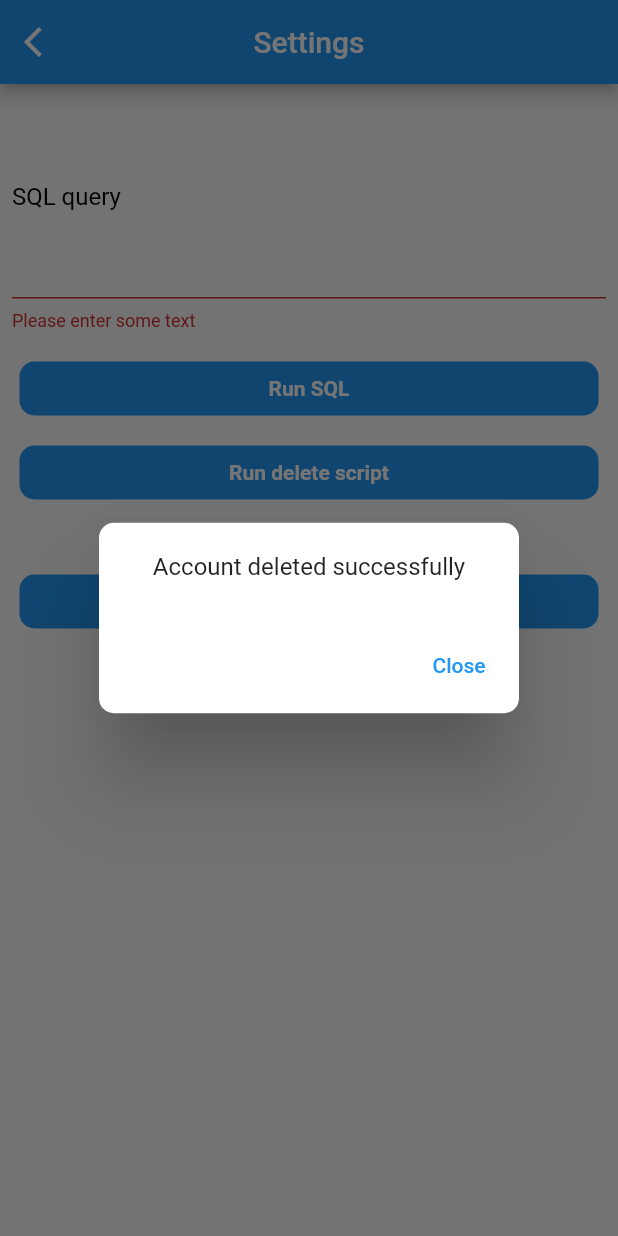
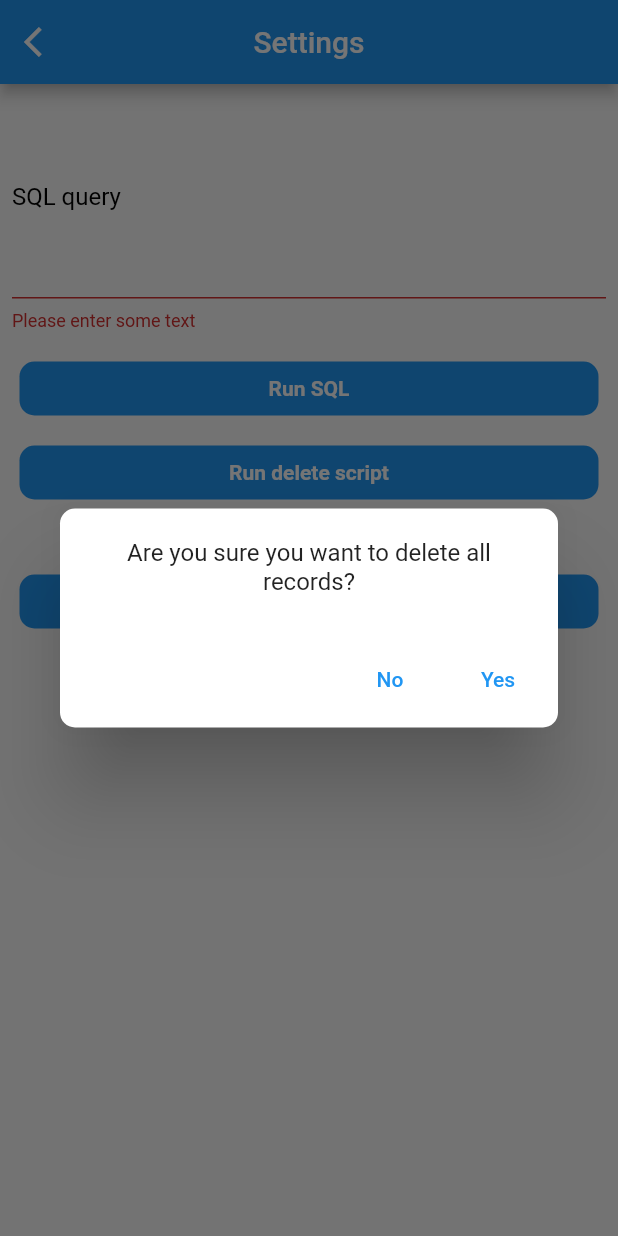
Before and after one commit to Hoshino0127/the_keep, a Flutter app: the Settings screen opened directly, after a tap on "Run SQL", after a tap on "Run delete script", on a phone screen of 412 x 824 dp. Run offline on Flutter 3.47's test engine with Material 2 defaults, Android fonts, the phone set to English and light mode, and no system bars; our stand-ins replace device_info_plus, local_auth, permission_handler, sqflite; missing offline and left inert: dart:ffi, encrypt; accounts and stored records are empty.

Commit message:
- Add authenticate function before going to the account list - Fix default sort not applied to list when first load the list - Add confirmation when deleting the list - (In progress) refresh indicator

```diff
--- a/lib/AccountList.dart
+++ b/lib/AccountList.dart
@@ -64,6 +64,8 @@ class _AccountListState extends State<AccountList> {
       }),
     ]).then((value) {
       setState(() {
+        setDefaultSort();
+        sortList();
         isLoading = !isLoading;
       });
     });
--- a/lib/Login.dart
+++ b/lib/Login.dart
@@ -13,7 +13,7 @@ class _LoginState extends State<Login> {
   Future<void> _authenticate() async {
     bool authenticated = await AuthService.authenticate(context);
     if(authenticated){
-      Navigator.pushNamed(context, '/account_list');
+      Navigator.popAndPushNamed(context, '/account_list');
     }else{
       showMessageDialog(context, 'Please authenticate your identity before continue');
     }
--- a/lib/Settings.dart
+++ b/lib/Settings.dart
@@ -201,7 +201,7 @@ class _SettingsState extends State<Settings> {
                                   print(splitString.length);
                                   print(splitString[splitString.length -1]);
                                   for(String str in splitString){
-
+                                    str.replaceAll('\'', '');
                                     if(str.contains('INSERT')){
                                       print('run');
                                       print(str);
@@ -234,9 +234,45 @@ class _SettingsState extends State<Settings> {
                                 ),
                               ),
                               onTap: () async {
-                                accountDB.deleteAccountRawSQL().then((value) {
-                                  showMessageDialog(context, 'Account deleted successfully');
-                                });
+                                showDialog(
+                                  context: context,
+                                  builder: (BuildContext context) {
+                                    return AlertDialog(
+                                      shape: RoundedRectangleBorder(
+                                        borderRadius: BorderRadius.all(Radius.circular(10.0)),
+                                      ),
+                                      content: Column(
+                                        mainAxisSize: MainAxisSize.min,
+                                        children: const [
+                                          Center(
+                                            child: Text(
+                                              "Are you sure you want to delete all records?",
+                                              textAlign: TextAlign.center,
+                                            ),
+                                          ),
+                                        ],
+                                      ),
+                                      actions: [
+                                        TextButton(
+                                          child: const Text('No'),
+                                          onPressed: () {
+                                            Navigator.pop(context);
+                                          },
+                                        ),
+                                        TextButton(
+                                          child: const Text('Yes'),
+                                          onPressed: () {
+                                            Navigator.pop(context);
+                                            accountDB.deleteAccountRawSQL().then((value) {
+                                              showMessageDialog(context, 'Account deleted successfully');
+                                            });
+                                          },
+                                        ),
+                                      ],
+                                    );
+                                  },
+                                );
+
                               },
                             ),
                             SizedBox(
--- a/lib/main.dart
+++ b/lib/main.dart
@@ -47,6 +47,7 @@ class MyApp extends StatelessWidget {
 
     return MaterialApp(
       title: 'Keep',
+      debugShowCheckedModeBanner:false,
       theme: ThemeData(
         primarySwatch: Colors.blue,
       ),
--- a/pubspec.yaml
+++ b/pubspec.yaml
@@ -42,7 +42,7 @@ dependencies:
   device_info_plus: ^3.2.3
   permission_handler: ^9.2.0
   external_path: ^1.0.1
-  local_auth: ^2.1.2
+  local_auth: ^2.1.6
 
 dev_dependencies:
   flutter_test:
```
Also changed, not shown: pubspec.lock.
